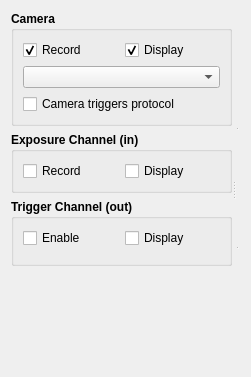
Before: the Qt Designer form lib/devices/PVCam/ProtocolTemplate.ui in acq4/acq4, drawn with Qt 5.
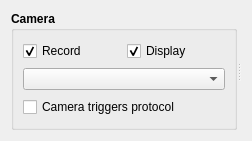
After: the same form once the commit is applied. Custom widgets are drawn as their Qt base class.

Commit message: Updated PVCam to extend DAQGeneric. Code is currently untested.

What changed in the file:
```diff
--- a/lib/devices/PVCam/ProtocolTemplate.ui
+++ b/lib/devices/PVCam/ProtocolTemplate.ui
@@ -6,22 +6,23 @@
    <rect>
     <x>0</x>
     <y>0</y>
-    <width>251</width>
-    <height>377</height>
+    <width>252</width>
+    <height>141</height>
    </rect>
   </property>
   <property name="windowTitle">
    <string>Form</string>
   </property>
-  <layout class="QVBoxLayout" name="verticalLayout_3">
+  <layout class="QHBoxLayout" name="horizontalLayout">
    <item>
-    <widget class="QSplitter" name="splitter_2">
+    <widget class="QSplitter" name="horizSplitter">
      <property name="orientation">
       <enum>Qt::Horizontal</enum>
      </property>
-     <widget class="QWidget" name="layoutWidget">
-      <layout class="QVBoxLayout" name="verticalLayout_2">
-       <item>
+     <widget class="QSplitter" name="ctrlSplitter">
+      <property name="orientation">
+       <enum>Qt::Vertical</enum>
+      </property>
         <widget class="QGroupBox" name="cameraGroupBox">
          <property name="font">
           <font>
@@ -99,111 +100,8 @@
           </item>
          </layout>
         </widget>
-       </item>
-       <item>
-        <widget class="QGroupBox" name="exposureGroupBox">
-         <property name="font">
-          <font>
-           <weight>75</weight>
-           <bold>true</bold>
-          </font>
-         </property>
-         <property name="title">
-          <string>Exposure Channel (in)</string>
-         </property>
-         <layout class="QHBoxLayout" name="horizontalLayout">
-          <item>
-           <widget class="QCheckBox" name="recordExposeCheck">
-            <property name="font">
-             <font>
-              <weight>50</weight>
-              <bold>false</bold>
-             </font>
-            </property>
-            <property name="text">
-             <string>Record</string>
-            </property>
-           </widget>
-          </item>
-          <item>
-           <widget class="QCheckBox" name="displayExposureCheck">
-            <property name="font">
-             <font>
-              <weight>50</weight>
-              <bold>false</bold>
-             </font>
-            </property>
-            <property name="text">
-             <string>Display</string>
-            </property>
-           </widget>
-          </item>
-         </layout>
-        </widget>
-       </item>
-       <item>
-        <widget class="QGroupBox" name="triggerGroupBox">
-         <property name="font">
-          <font>
-           <weight>75</weight>
-           <bold>true</bold>
-          </font>
-         </property>
-         <property name="title">
-          <string>Trigger Channel (out)</string>
-         </property>
-         <property name="checkable">
-          <bool>false</bool>
-         </property>
-         <layout class="QGridLayout" name="gridLayout_2">
-          <item row="0" column="1">
-           <widget class="QCheckBox" name="displayTriggerCheck">
-            <property name="font">
-             <font>
-              <weight>50</weight>
-              <bold>false</bold>
-             </font>
-            </property>
-            <property name="text">
-             <string>Display</string>
-            </property>
-           </widget>
-          </item>
-          <item row="1" column="0" colspan="2">
-           <widget class="StimGenerator" name="triggerGenerator" native="true"/>
-          </item>
-          <item row="0" column="0">
-           <widget class="QCheckBox" name="triggerOutputCheck">
-            <property name="font">
-             <font>
-              <weight>50</weight>
-              <bold>false</bold>
-             </font>
-            </property>
-            <property name="text">
-             <string>Enable</string>
-            </property>
-           </widget>
-          </item>
-         </layout>
-        </widget>
-       </item>
-       <item>
-        <spacer name="verticalSpacer">
-         <property name="orientation">
-          <enum>Qt::Vertical</enum>
-         </property>
-         <property name="sizeHint" stdset="0">
-          <size>
-           <width>20</width>
-           <height>40</height>
-          </size>
-         </property>
-        </spacer>
-       </item>
-      </layout>
-     </widget>
-     <widget class="QSplitter" name="splitter">
+     </widget>
+     <widget class="QSplitter" name="plotSplitter">
       <property name="orientation">
        <enum>Qt::Vertical</enum>
       </property>
@@ -215,8 +113,6 @@
         </sizepolicy>
        </property>
       </widget>
-      <widget class="PlotWidget" name="exposePlot" native="true"/>
-      <widget class="PlotWidget" name="triggerPlot" native="true"/>
      </widget>
     </widget>
    </item>
@@ -229,18 +125,6 @@
    <header>lib.util.qtgraph.ImageView</header>
    <container>1</container>
   </customwidget>
-  <customwidget>
-   <class>PlotWidget</class>
-   <extends>QWidget</extends>
-   <header>lib.util.PlotWidget</header>
-   <container>1</container>
-  </customwidget>
-  <customwidget>
-   <class>StimGenerator</class>
-   <extends>QWidget</extends>
-   <header>lib.util.generator.StimGenerator</header>
-   <container>1</container>
-  </customwidget>
  </customwidgets>
  <resources/>
  <connections/>
```
Lines whose indentation alone changed are shown as unchanged. The commit also changes 8 other files.
